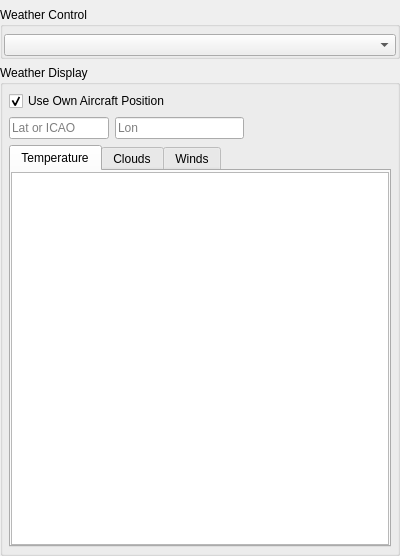
The window that src/blackgui/components/weathercomponent.ui (swift-project/pilotclient) describes before a commit, drawn with Qt 5.
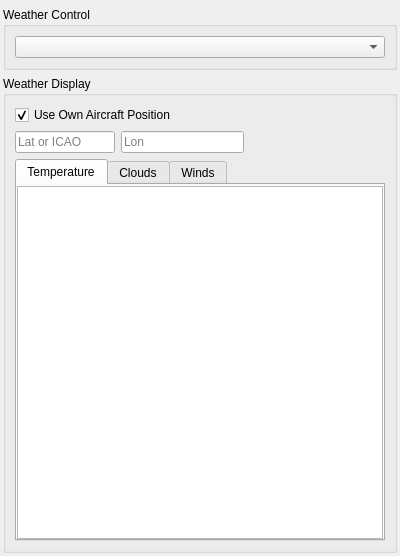
The same window after the commit. Custom widgets are drawn as their Qt base class.

Commit message: Removed vertical header from weather UI, adjusted margins

Patch:
```diff
--- a/src/blackgui/components/weathercomponent.ui
+++ b/src/blackgui/components/weathercomponent.ui
@@ -18,38 +18,23 @@
   </property>
   <layout class="QVBoxLayout" name="verticalLayout">
    <property name="leftMargin">
-    <number>0</number>
+    <number>3</number>
    </property>
    <property name="topMargin">
     <number>7</number>
    </property>
    <property name="rightMargin">
-    <number>0</number>
+    <number>3</number>
    </property>
    <property name="bottomMargin">
-    <number>0</number>
+    <number>3</number>
    </property>
    <item>
     <widget class="QGroupBox" name="gb_weatherControl">
      <property name="title">
       <string>Weather Control</string>
      </property>
-     <layout class="QGridLayout" name="gridLayout">
-      <property name="leftMargin">
-       <number>1</number>
-      </property>
-      <property name="topMargin">
-       <number>7</number>
-      </property>
-      <property name="rightMargin">
-       <number>1</number>
-      </property>
-      <property name="bottomMargin">
-       <number>0</number>
-      </property>
-      <property name="horizontalSpacing">
-       <number>1</number>
-      </property>
+     <layout class="QGridLayout" name="gl_WeatherComponent">
       <item row="0" column="0">
        <widget class="QComboBox" name="cb_weatherScenario"/>
       </item>
@@ -61,22 +46,7 @@
      <property name="title">
       <string>Weather Display</string>
      </property>
-     <layout class="QGridLayout" name="gridLayout_2">
-      <property name="leftMargin">
-       <number>6</number>
-      </property>
-      <property name="topMargin">
-       <number>6</number>
-      </property>
-      <property name="rightMargin">
-       <number>6</number>
-      </property>
-      <property name="bottomMargin">
-       <number>6</number>
-      </property>
-      <property name="spacing">
-       <number>6</number>
-      </property>
+     <layout class="QGridLayout" name="gl_weatherDisplay">
       <item row="0" column="0" colspan="2">
        <widget class="QCheckBox" name="cb_UseOwnAcftPosition">
         <property name="text">
@@ -165,7 +135,17 @@
            <number>0</number>
           </property>
           <item>
-           <widget class="BlackGui::Views::CTemperatureLayerView" name="tvp_TemperatureLayers"/>
+           <widget class="BlackGui::Views::CTemperatureLayerView" name="tvp_TemperatureLayers">
+            <property name="selectionMode">
+             <enum>QAbstractItemView::SingleSelection</enum>
+            </property>
+            <property name="selectionBehavior">
+             <enum>QAbstractItemView::SelectRows</enum>
+            </property>
+            <attribute name="verticalHeaderVisible">
+             <bool>false</bool>
+            </attribute>
+           </widget>
           </item>
          </layout>
         </widget>
```
Left out of the diff: 26 changed lines with no effect on the pictures.
